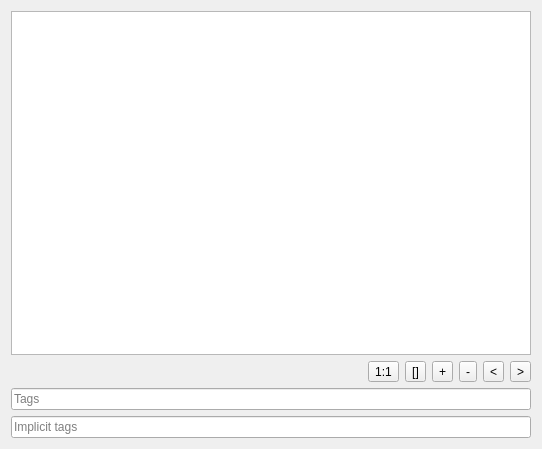
The window that imageview.ui (callaa/Piqs) describes before a commit, drawn with Qt 5.
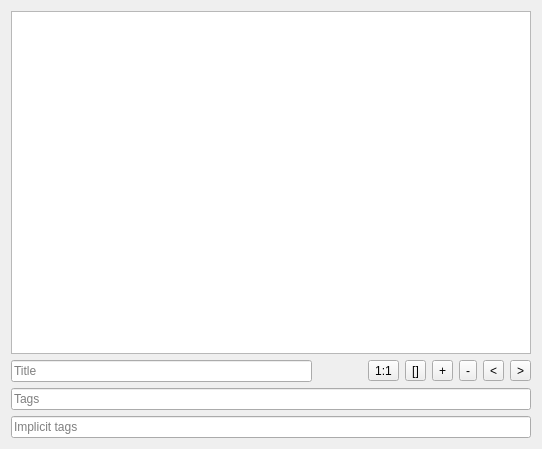
The same window after the commit.

The edit to the form file:
```diff
--- a/imageview.ui
+++ b/imageview.ui
@@ -26,6 +26,19 @@
    </item>
    <item>
     <layout class="QHBoxLayout" name="horizontalLayout">
+     <item>
+      <widget class="QLineEdit" name="titleedit">
+       <property name="sizePolicy">
+        <sizepolicy hsizetype="Expanding" vsizetype="Fixed">
+         <horstretch>1</horstretch>
+         <verstretch>0</verstretch>
+        </sizepolicy>
+       </property>
+       <property name="placeholderText">
+        <string>Title</string>
+       </property>
+      </widget>
+     </item>
      <item>
       <spacer name="horizontalSpacer">
        <property name="orientation">
@@ -33,7 +46,7 @@
        </property>
        <property name="sizeHint" stdset="0">
         <size>
-         <width>300</width>
+         <width>50</width>
          <height>20</height>
         </size>
        </property>
```
